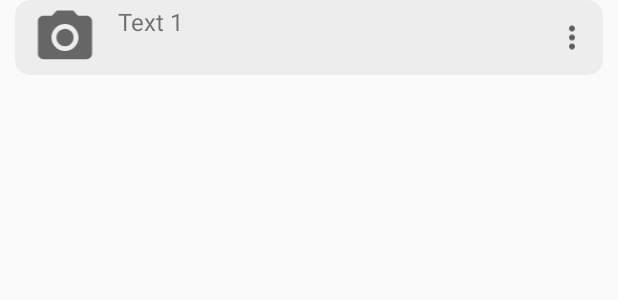
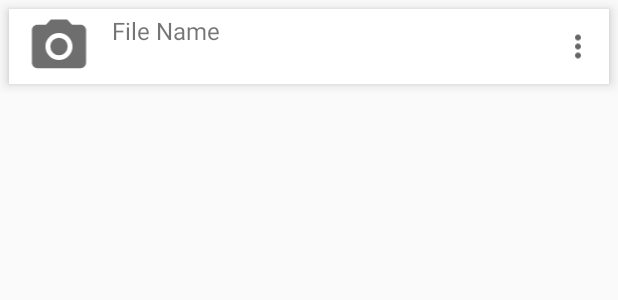
Before and after one commit to SheryTariq/image-to-pdf, an Android app: the layout item_card_view.xml on its own in the app's theme, with its tools: preview values and no code run, on a phone screen of 412 x 824 dp. Shown: the top 300 px of the screen. Run offline under Robolectric (Android 15) with nearby library versions, the phone set to English and light mode, and no system bars.

Commit message:
Add ImagePicker

```diff
--- a/app/src/main/AndroidManifest.xml
+++ b/app/src/main/AndroidManifest.xml
@@ -5,6 +5,7 @@
     <uses-feature
         android:name="android.hardware.camera"
         android:required="false" />
+
     <uses-permission android:name="android.permission.WRITE_EXTERNAL_STORAGE" />
 
     <application
@@ -15,6 +16,9 @@
         android:roundIcon="@mipmap/ic_launcher"
         android:supportsRtl="true"
         android:theme="@style/AppTheme">
+        <activity
+            android:name=".ImagePicker"
+            android:label="Select Images" />
         <activity android:name=".MainActivity">
             <intent-filter>
                 <action android:name="android.intent.action.MAIN" />
--- a/app/src/main/java/com/example/myapplication/MainActivity.java
+++ b/app/src/main/java/com/example/myapplication/MainActivity.java
@@ -4,6 +4,7 @@ import android.content.Intent;
 import android.content.pm.PackageManager;
 import android.graphics.Bitmap;
 import android.os.Bundle;
+import android.os.Environment;
 import android.provider.MediaStore;
 import android.view.Menu;
 import android.view.MenuItem;
@@ -40,6 +41,7 @@ public class MainActivity extends AppCompatActivity {
         super.onCreate(savedInstanceState);
         setContentView(R.layout.activity_main);
         setAdapter();
+        Environment.getExternalStorageState();
         setAddButton();
     }
 
--- a/app/src/main/res/layout/item_list1.xml
+++ b/app/src/main/res/layout/item_card_view.xml
@@ -2,17 +2,15 @@
 <LinearLayout xmlns:android="http://schemas.android.com/apk/res/android"
     xmlns:tools="http://schemas.android.com/tools"
     android:layout_width="match_parent"
-    android:layout_height="wrap_content"
-    android:paddingStart="10dp"
-    android:paddingEnd="10dp">
+    android:layout_height="wrap_content">
 
     <androidx.cardview.widget.CardView xmlns:app="http://schemas.android.com/apk/res-auto"
         android:layout_width="match_parent"
         android:layout_height="50dp"
-        android:layout_marginBottom="6dp"
-        app:cardBackgroundColor="#EDEDED"
-        app:cardCornerRadius="10dp"
-        app:cardElevation="0dp">
+        android:layout_margin="6dp"
+        app:cardBackgroundColor="#FFFFFF"
+        app:cardCornerRadius="0dp"
+        app:cardElevation="5dp">
 
         <RelativeLayout
             android:layout_width="match_parent"
@@ -24,7 +22,7 @@
 
 
             <ImageView
-                android:id="@+id/fileimage"
+                android:id="@+id/image"
                 android:layout_width="60dp"
                 android:layout_height="match_parent"
                 android:contentDescription="@string/pdf"
@@ -39,10 +37,10 @@
                 android:layout_marginStart="0dp"
                 android:layout_marginTop="0dp"
                 android:layout_marginBottom="0dp"
-                android:layout_toEndOf="@id/fileimage"
+                android:layout_toEndOf="@id/image"
                 android:paddingStart="5dp"
                 android:paddingEnd="5dp"
-                android:text="@string/text_1"
+                android:text="@string/file_name"
                 android:textSize="16sp"
                 tools:ignore="RelativeOverlap" />
 
@@ -51,6 +49,7 @@
                 android:layout_width="wrap_content"
                 android:layout_height="match_parent"
                 android:layout_alignParentEnd="true"
+                android:background="?android:attr/actionBarItemBackground"
                 android:contentDescription="@string/options"
                 android:paddingStart="5dp"
                 android:paddingEnd="5dp"
--- a/app/src/main/res/menu/main_menu.xml
+++ b/app/src/main/res/menu/main_menu.xml
@@ -14,11 +14,5 @@
         android:title="@string/camera"
         app:showAsAction="ifRoom" />
 
-    <item
-        android:id="@+id/add_file"
-        android:icon="@drawable/ic_folder"
-        android:title="@string/add_photo"
-        app:showAsAction="always" />
-
 
 </menu>
--- a/app/src/main/res/values/strings.xml
+++ b/app/src/main/res/values/strings.xml
@@ -5,8 +5,8 @@
     <string name="remove_all">Remove all</string>
     <string name="camera">Camera</string>
     <string name="pdf">pdf</string>
-    <string name="text_2">Text 2</string>
-    <string name="text_1">Text 1</string>
+    <string name="location">Location</string>
+    <string name="file_name">File Name</string>
     <string name="share">Share</string>
     <string name="file_info">File Info</string>
     <string name="remove">Remove</string>
@@ -15,4 +15,5 @@
     <string name="image">imageCapturedByCamera</string>
     <string name="add_photo">Add Photo</string>
     <string name="sample">sampleImage</string>
+    <string name="empty_view">empty_view</string>
 </resources>
--- a/app/src/main/res/values/styles.xml
+++ b/app/src/main/res/values/styles.xml
@@ -2,9 +2,9 @@
     <!-- Base application theme. -->
     <style name="AppTheme" parent="Theme.AppCompat.Light.DarkActionBar">
         <!-- Customize your theme here. -->
-        <item name="colorPrimary">#A60000</item>
-        <item name="colorPrimaryDark">#810000</item>
-        <item name="colorAccent">#D30B0B</item>
+        <item name="colorPrimary">#F0514B</item>
+        <item name="colorPrimaryDark">#C0403C</item>
+        <item name="colorAccent">#F0514B</item>
     </style>
 
 </resources>
```
Also changed, not shown: app/src/main/java/com/example/myapplication/ExampleAdapter.java (+2 -11 lines), app/src/main/java/com/example/myapplication/ImageCursorAdapter.java (added, +25 -0 lines), app/src/main/java/com/example/myapplication/ImagePicker.java (added, +66 -0 lines), app/src/main/res/drawable/ic_pdf.xml (added, +39 -0 lines), app/src/main/res/layout/activity_image_picker.xml (added, +8 -0 lines), app/src/main/res/layout/activity_main.xml (+9 -0 lines), app/src/main/res/layout/item_simple_list_view.xml (added, +68 -0 lines).
